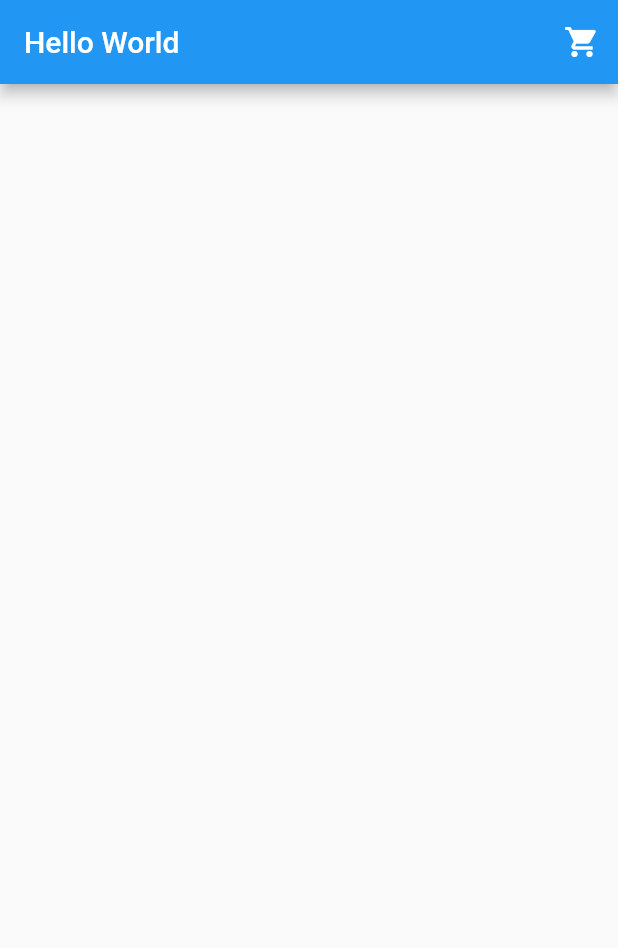
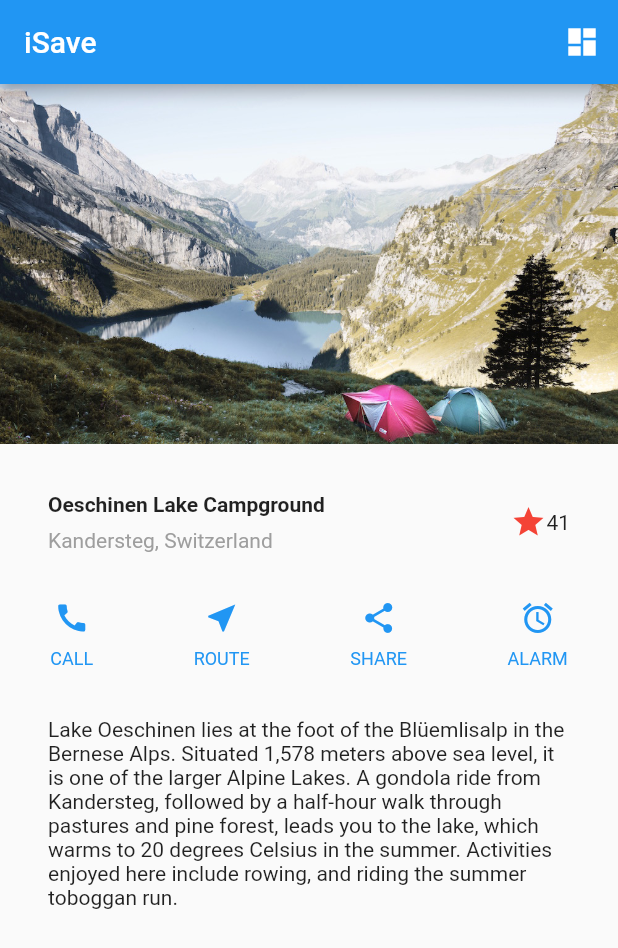
Before and after one commit to NjengaSaruni/Accountant-Mobile-App, a Flutter app: the screen it shows after launch, on a phone screen of 412 x 824 dp. Shown: the top 948 px of the screen. Run offline on Flutter 3.47's test engine with Material 2 defaults, Android fonts, the phone set to English and light mode, and no system bars.

Commit message:
Landing page on app

```diff
--- a/lib/main.dart
+++ b/lib/main.dart
@@ -16,19 +16,107 @@ class MyApp extends StatelessWidget {
       home: MyStatelessWidget(),
     );
   }
+
 }
 
 class MyStatelessWidget extends StatelessWidget {
   MyStatelessWidget({Key key}) : super(key: key);
 
+
   @override
   Widget build(BuildContext context) {
+    Widget titleSection = Container(
+      padding: const EdgeInsets.all(32),
+      child: Row(
+        children: [
+          Expanded(
+            /*1*/
+            child: Column(
+              crossAxisAlignment: CrossAxisAlignment.start,
+              children: [
+                /*2*/
+                Container(
+                  padding: const EdgeInsets.only(bottom: 8),
+                  child: Text(
+                    'Oeschinen Lake Campground',
+                    style: TextStyle(
+                      fontWeight: FontWeight.bold,
+                    ),
+                  ),
+                ),
+                Text(
+                  'Kandersteg, Switzerland',
+                  style: TextStyle(
+                    color: Colors.grey[500],
+                  ),
+                ),
+              ],
+            ),
+          ),
+          /*3*/
+          Icon(
+            Icons.star,
+            color: Colors.red[500],
+          ),
+          Text('41'),
+        ],
+      ),
+    );
+
+    Column _buildButtonColumn(Color color, IconData icon, String label) {
+      return Column(
+        mainAxisSize: MainAxisSize.min,
+        mainAxisAlignment: MainAxisAlignment.center,
+        children: [
+          Icon(icon, color: color),
+          Container(
+            margin: const EdgeInsets.only(top: 8),
+            child: Text(
+              label,
+              style: TextStyle(
+                fontSize: 12,
+                fontWeight: FontWeight.w400,
+                color: color,
+              ),
+            ),
+          ),
+        ],
+      );
+    }
+
+    Color color = Theme.of(context).primaryColor;
+
+    Widget buttonSection = Container(
+      child: Row(
+        mainAxisAlignment: MainAxisAlignment.spaceAround,
+        children: [
+          _buildButtonColumn(color, Icons.call, 'CALL'),
+          _buildButtonColumn(color, Icons.near_me, 'ROUTE'),
+          _buildButtonColumn(color, Icons.share, 'SHARE'),
+          _buildButtonColumn(color, Icons.alarm , 'ALARM'),
+        ],
+      ),
+    );
+
+    Widget textSection = Container(
+      padding: const EdgeInsets.all(32),
+      child: Text(
+        'Lake Oeschinen lies at the foot of the Blüemlisalp in the Bernese '
+            'Alps. Situated 1,578 meters above sea level, it is one of the '
+            'larger Alpine Lakes. A gondola ride from Kandersteg, followed by a '
+            'half-hour walk through pastures and pine forest, leads you to the '
+            'lake, which warms to 20 degrees Celsius in the summer. Activities '
+            'enjoyed here include rowing, and riding the summer toboggan run.',
+        softWrap: true,
+      ),
+    );
+
     return Scaffold(
       appBar: AppBar(
-        title: Text('Hello World'),
+        title: Text('iSave'),
         actions: <Widget>[
           IconButton(
-            icon: Icon(Icons.shopping_cart),
+            icon: Icon(Icons.dashboard),
             tooltip: 'Open shopping cart',
             onPressed: () {
               // ...
@@ -36,6 +124,19 @@ class MyStatelessWidget extends StatelessWidget {
           ),
         ],
       ),
+      body: Column(
+        children: <Widget>[
+          Image.asset(
+            'images/lake.jpg',
+            width: 600,
+            height: 240,
+            fit: BoxFit.cover,
+          ),
+          titleSection,
+          buttonSection,
+          textSection
+        ],
+      ),
     );
   }
 }
--- a/pubspec.yaml
+++ b/pubspec.yaml
@@ -35,6 +35,8 @@ flutter:
   # included with your application, so that you can use the icons in
   # the material Icons class.
   uses-material-design: true
+  assets:
+    - images/lake.jpg
 
   # To add assets to your application, add an assets section, like this:
   # assets:
```
Also changed, not shown: images/lake.jpg (added).
